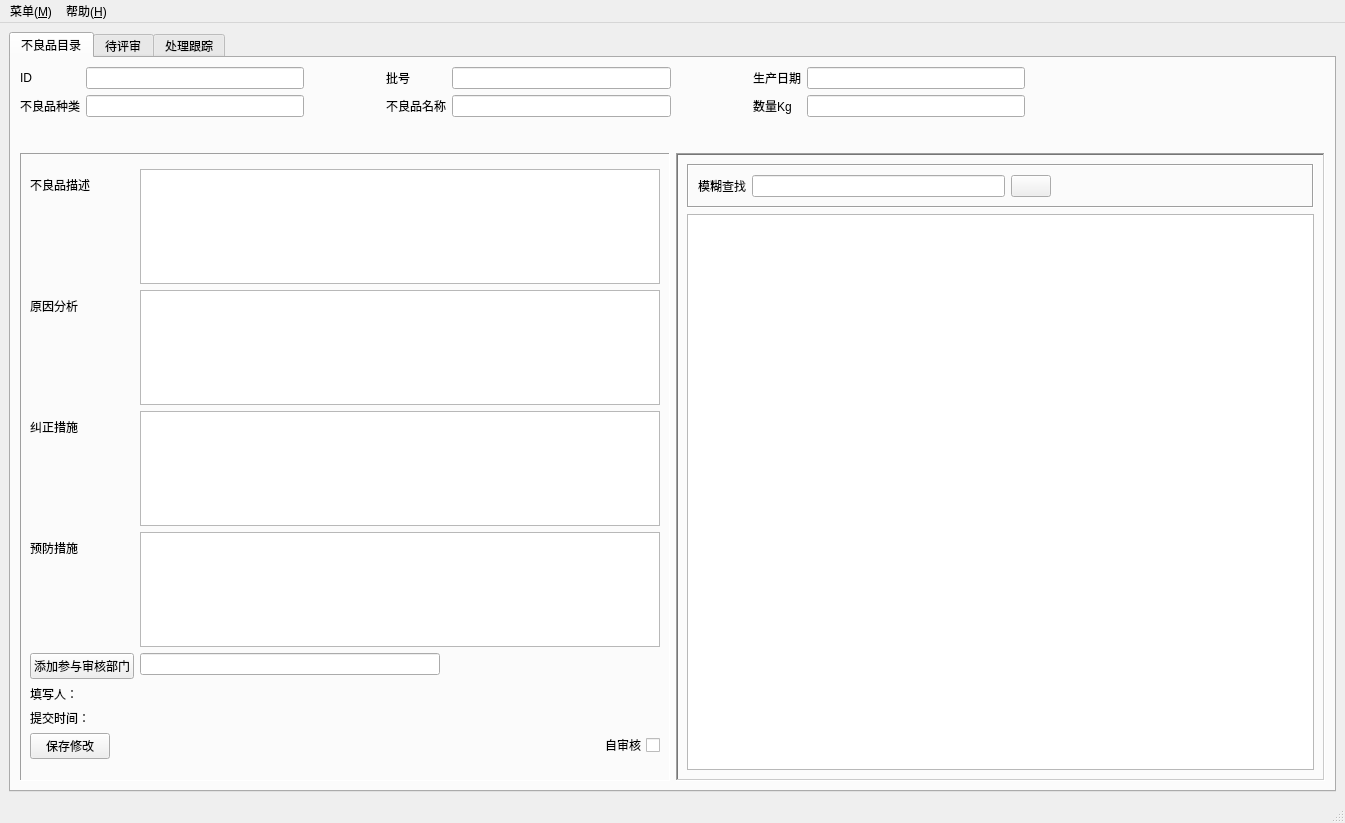
Old version of the form mainwindow.ui in the repository xeeboy/PartsReview.
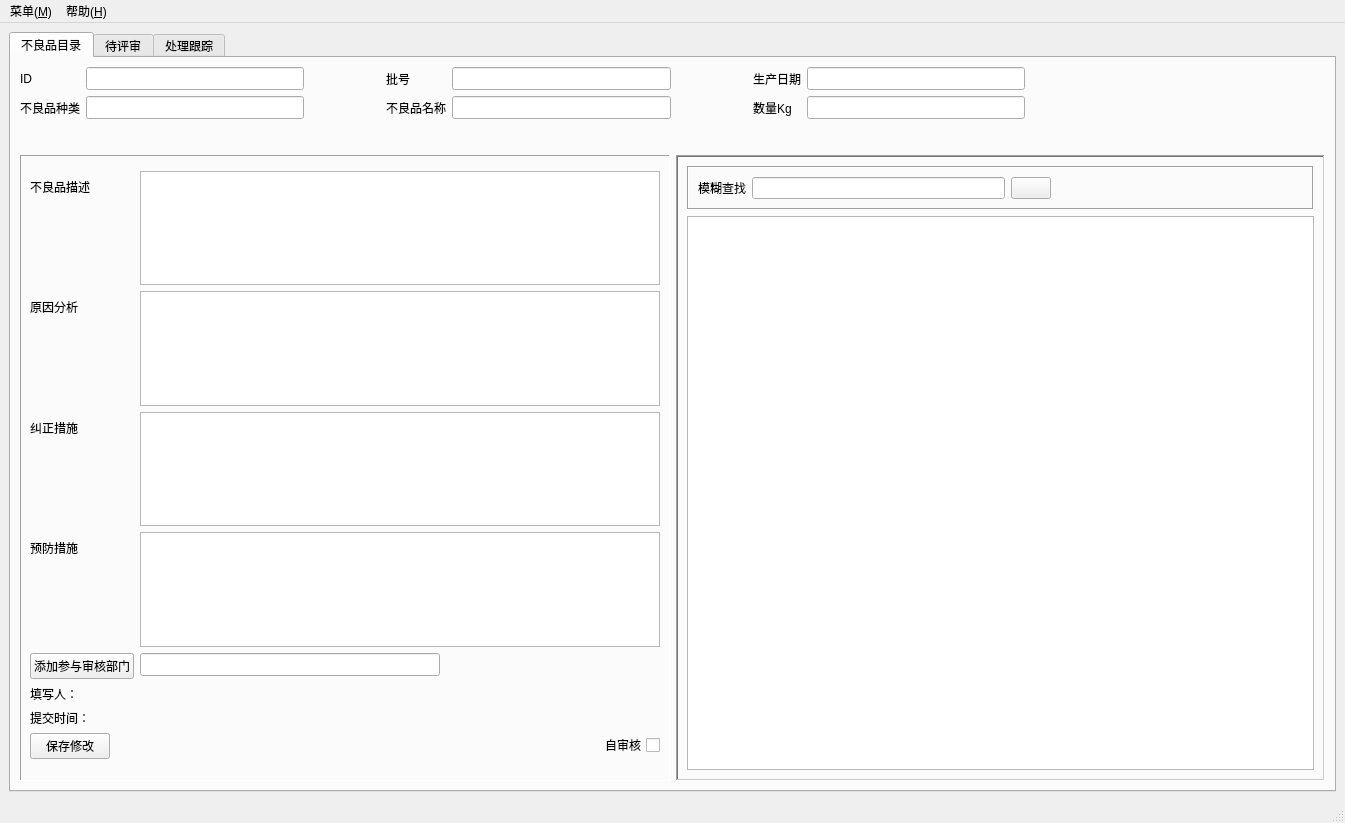
New version of the form. Icons and pictures are not drawn.

```diff
--- a/mainwindow.ui
+++ b/mainwindow.ui
@@ -99,6 +99,13 @@
                 <height>70</height>
                </size>
               </property>
+              <property name="font">
+               <font>
+                <pointsize>10</pointsize>
+                <weight>75</weight>
+                <bold>true</bold>
+               </font>
+              </property>
               <property name="readOnly">
                <bool>true</bool>
               </property>
@@ -118,6 +125,13 @@
                 <height>70</height>
                </size>
               </property>
+              <property name="font">
+               <font>
+                <pointsize>10</pointsize>
+                <weight>75</weight>
+                <bold>true</bold>
+               </font>
+              </property>
               <property name="readOnly">
                <bool>true</bool>
               </property>
@@ -160,6 +174,13 @@
                 <height>70</height>
                </size>
               </property>
+              <property name="font">
+               <font>
+                <pointsize>10</pointsize>
+                <weight>75</weight>
+                <bold>true</bold>
+               </font>
+              </property>
               <property name="readOnly">
                <bool>true</bool>
               </property>
@@ -186,6 +207,13 @@
                 <height>70</height>
                </size>
               </property>
+              <property name="font">
+               <font>
+                <pointsize>10</pointsize>
+                <weight>75</weight>
+                <bold>true</bold>
+               </font>
+              </property>
               <property name="readOnly">
                <bool>true</bool>
               </property>
@@ -219,6 +247,13 @@
                 <height>70</height>
                </size>
               </property>
+              <property name="font">
+               <font>
+                <pointsize>10</pointsize>
+                <weight>75</weight>
+                <bold>true</bold>
+               </font>
+              </property>
               <property name="readOnly">
                <bool>true</bool>
               </property>
@@ -238,6 +273,13 @@
                 <height>70</height>
                </size>
               </property>
+              <property name="font">
+               <font>
+                <pointsize>10</pointsize>
+                <weight>75</weight>
+                <bold>true</bold>
+               </font>
+              </property>
               <property name="readOnly">
                <bool>true</bool>
               </property>
@@ -304,6 +346,12 @@
                </item>
                <item row="2" column="1">
                 <widget class="QTextEdit" name="describe">
+                 <property name="font">
+                  <font>
+                   <pointsize>10</pointsize>
+                   <italic>true</italic>
+                  </font>
+                 </property>
                  <property name="readOnly">
                   <bool>true</bool>
                  </property>
@@ -321,6 +369,14 @@
                  <property name="enabled">
                   <bool>true</bool>
                  </property>
+                 <property name="font">
+                  <font>
+                   <pointsize>10</pointsize>
+                   <weight>50</weight>
+                   <italic>false</italic>
+                   <bold>false</bold>
+                  </font>
+                 </property>
                 </widget>
                </item>
                <item row="4" column="0">
@@ -330,9 +386,6 @@
                  </property>
                 </widget>
                </item>
-               <item row="4" column="1">
-                <widget class="QTextEdit" name="correctiveaciton"/>
-               </item>
                <item row="5" column="0">
                 <widget class="QLabel" name="label_16">
                  <property name="text">
@@ -341,7 +394,15 @@
                 </widget>
                </item>
                <item row="5" column="1">
-                <widget class="QTextEdit" name="precaution"/>
+                <widget class="QTextEdit" name="precaution">
+                 <property name="font">
+                  <font>
+                   <pointsize>10</pointsize>
+                   <weight>50</weight>
+                   <bold>false</bold>
+                  </font>
+                 </property>
+                </widget>
                </item>
                <item row="8" column="0">
                 <widget class="QLabel" name="label_17">
@@ -393,6 +454,11 @@
                    <height>16777215</height>
                   </size>
                  </property>
+                 <property name="font">
+                  <font>
+                   <pointsize>10</pointsize>
+                  </font>
+                 </property>
                  <property name="clearButtonEnabled">
                   <bool>false</bool>
                  </property>
@@ -466,6 +532,17 @@
                  </property>
                 </spacer>
                </item>
+               <item row="4" column="1">
+                <widget class="QTextEdit" name="correctiveaciton">
+                 <property name="font">
+                  <font>
+                   <pointsize>10</pointsize>
+                   <weight>50</weight>
+                   <bold>false</bold>
+                  </font>
+                 </property>
+                </widget>
+               </item>
               </layout>
              </item>
             </layout>
@@ -533,7 +610,7 @@
              <item>
               <widget class="QTableView" name="tbl_unpass">
                <property name="statusTip">
-                <string>单击查看详细信息，双击case相关人员</string>
+                <string>单击查看详细信息，右键弹出功能选项</string>
                </property>
               </widget>
              </item>
```
Left out of the diff: 1 changed line with no effect on the pictures.
